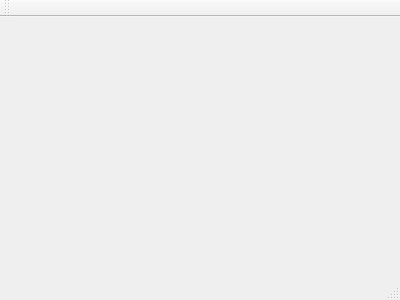
First picture: the form in PhysioMgr/MainWindow.ui, repository yuylong/PhysioMgr, before the edit.
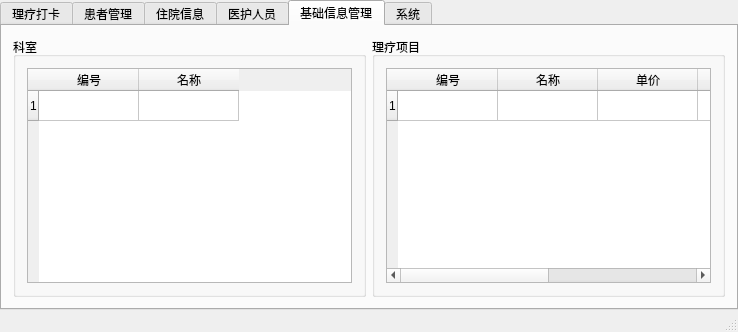
Second picture: the form after the edit. The open tabs and pages were chosen to show the change.

Commit message: Add partial GUI design.

What changed in the file:
```diff
--- a/PhysioMgr/MainWindow.ui
+++ b/PhysioMgr/MainWindow.ui
@@ -1,24 +1,164 @@
 <ui version="4.0">
  <class>MainWindow</class>
- <widget class="QMainWindow" name="MainWindow" >
-  <property name="geometry" >
+ <widget class="QMainWindow" name="MainWindow">
+  <property name="geometry">
    <rect>
     <x>0</x>
     <y>0</y>
-    <width>400</width>
-    <height>300</height>
+    <width>738</width>
+    <height>332</height>
    </rect>
   </property>
   <property name="windowTitle" >
    <string>MainWindow</string>
   </property>
-  <widget class="QMenuBar" name="menuBar" />
-  <widget class="QToolBar" name="mainToolBar" />
-  <widget class="QWidget" name="centralWidget" />
-  <widget class="QStatusBar" name="statusBar" />
+  <widget class="QWidget" name="centralWidget">
+   <layout class="QHBoxLayout" name="horizontalLayout">
+    <property name="spacing">
+     <number>0</number>
+    </property>
+    <property name="leftMargin">
+     <number>0</number>
+    </property>
+    <property name="topMargin">
+     <number>0</number>
+    </property>
+    <property name="rightMargin">
+     <number>0</number>
+    </property>
+    <property name="bottomMargin">
+     <number>0</number>
+    </property>
+    <item>
+     <widget class="QTabWidget" name="tabWidget">
+      <property name="currentIndex">
+       <number>0</number>
+      </property>
+      <widget class="QWidget" name="tabPhysioRecord">
+       <attribute name="title">
+        <string>理疗打卡</string>
+       </attribute>
+      </widget>
+      <widget class="QWidget" name="tabPatientInfo">
+       <attribute name="title">
+        <string>患者管理</string>
+       </attribute>
+      </widget>
+      <widget class="QWidget" name="tabHospiRecord">
+       <attribute name="title">
+        <string>住院信息</string>
+       </attribute>
+      </widget>
+      <widget class="QWidget" name="tabDoctorInfo">
+       <attribute name="title">
+        <string>医护人员</string>
+       </attribute>
+      </widget>
+      <widget class="QWidget" name="tabBasicInfo">
+       <attribute name="title">
+        <string>基础信息管理</string>
+       </attribute>
+       <layout class="QHBoxLayout" name="horizontalLayout_2">
+        <item>
+         <widget class="QGroupBox" name="groupBox">
+          <property name="title">
+           <string>科室</string>
+          </property>
+          <layout class="QHBoxLayout" name="horizontalLayout_3">
+           <item>
+            <widget class="QTableWidget" name="tblDepartments">
+             <property name="rowCount">
+              <number>1</number>
+             </property>
+             <property name="columnCount">
+              <number>2</number>
+             </property>
+             <row/>
+             <column>
+              <property name="text">
+               <string>编号</string>
+              </property>
+             </column>
+             <column>
+              <property name="text">
+               <string>名称</string>
+              </property>
+             </column>
+            </widget>
+           </item>
+          </layout>
+         </widget>
+        </item>
+        <item>
+         <widget class="QGroupBox" name="groupBox_2">
+          <property name="title">
+           <string>理疗项目</string>
+          </property>
+          <layout class="QHBoxLayout" name="horizontalLayout_4">
+           <item>
+            <widget class="QTableWidget" name="tblPhysioList">
+             <property name="rowCount">
+              <number>1</number>
+             </property>
+             <property name="columnCount">
+              <number>6</number>
+             </property>
+             <row/>
+             <column>
+              <property name="text">
+               <string>编号</string>
+              </property>
+             </column>
+             <column>
+              <property name="text">
+               <string>名称</string>
+              </property>
+             </column>
+             <column>
+              <property name="text">
+               <string>单价</string>
+              </property>
+             </column>
+             <column/>
+             <column/>
+             <column/>
+            </widget>
+           </item>
+          </layout>
+         </widget>
+        </item>
+       </layout>
+      </widget>
+      <widget class="QWidget" name="tabSystem">
+       <attribute name="title">
+        <string>系统</string>
+       </attribute>
+      </widget>
+     </widget>
+    </item>
+   </layout>
+  </widget>
+  <widget class="QMenuBar" name="menuBar">
+   <property name="geometry">
+    <rect>
+     <x>0</x>
+     <y>0</y>
+     <width>738</width>
+     <height>23</height>
+    </rect>
+   </property>
+  </widget>
+  <widget class="QStatusBar" name="statusBar"/>
+  <action name="actionPhysioRecord">
+   <property name="checkable">
+    <bool>true</bool>
+   </property>
+   <property name="text">
+    <string>PhysioRecord</string>
+   </property>
+  </action>
  </widget>
- <layoutDefault spacing="6" margin="11" />
- <pixmapfunction></pixmapfunction>
+ <layoutdefault spacing="6" margin="11"/>
  <resources/>
  <connections/>
 </ui>
```
Left out of the diff: 5 changed lines with no effect on the pictures. The commit also changes 1 other file.
